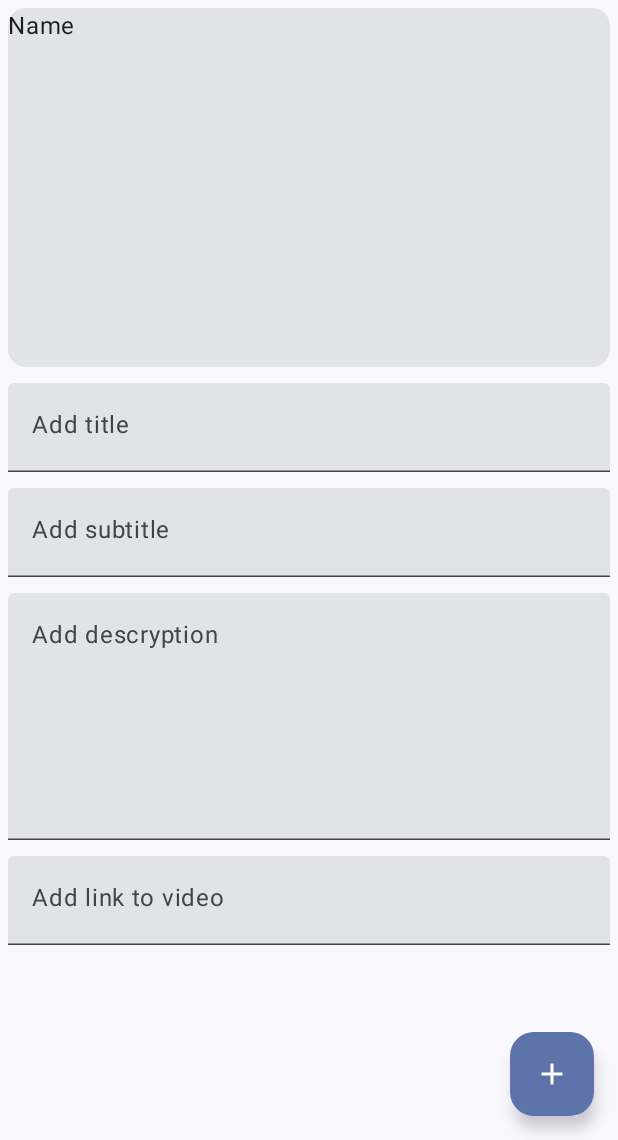
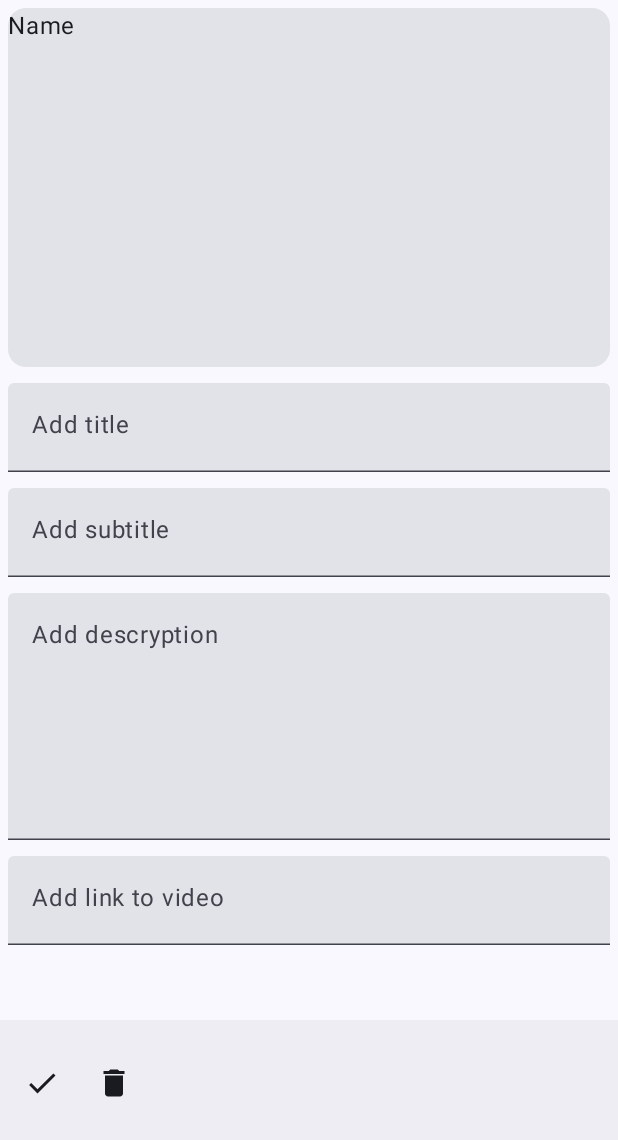
Before and after one commit to Szym123/WatchList, an Android app built with Jetpack Compose: the InputScreen screen opened through its navigation route, on a phone screen of 412 x 824 dp, the part 96-1236 px from its top. Run offline under Robolectric (Android 15) with nearby library versions, the phone set to English and light mode, and no system bars; our stand-ins replace Room's generated code, livedata-compose.

Commit message:
Aesthetic changes and attempts to add support for adding images

```diff
--- a/WatchList/app/build.gradle.kts
+++ b/WatchList/app/build.gradle.kts
@@ -79,6 +79,9 @@ dependencies {
     implementation(libs.androidx.lifecycle.viewmodelcompose)
     kapt(libs.room.compiler)
     implementation(libs.compose.runtime.livedata)
+    implementation(libs.vanniktech.android.image.cropper)
+    implementation(libs.androidx.activity.ktx)
+    implementation(libs.androidx.activity.compose)
 }
 
 kapt {
--- a/WatchList/app/src/main/AndroidManifest.xml
+++ b/WatchList/app/src/main/AndroidManifest.xml
@@ -1,6 +1,12 @@
 <?xml version="1.0" encoding="utf-8"?>
 <manifest xmlns:android="http://schemas.android.com/apk/res/android"
     xmlns:tools="http://schemas.android.com/tools">
+
+    <uses-permission android:name="android.permission.READ_MEDIA_IMAGES" />
+    <uses-permission android:name="android.permission.READ_MEDIA_VIDEO" />
+    <uses-permission android:name="android.permission.READ_MEDIA_AUDIO" />
+
+    <uses-permission android:name="android.permission.READ_EXTERNAL_STORAGE"/>
 
     <application
         android:allowBackup="true"
--- a/WatchList/app/src/main/java/com/example/watchlist/InputScreen.kt
+++ b/WatchList/app/src/main/java/com/example/watchlist/InputScreen.kt
@@ -1,9 +1,20 @@
 package com.example.watchlist
 
+import android.Manifest.permission.READ_EXTERNAL_STORAGE
+import android.Manifest.permission.READ_MEDIA_IMAGES
+import android.Manifest.permission.READ_MEDIA_VIDEO
+import android.content.ContentUris
+import android.content.Context
+import android.content.Intent
+import android.net.Uri
+import androidx.activity.compose.rememberLauncherForActivityResult
+import androidx.activity.result.contract.ActivityResultContracts
+import androidx.compose.foundation.clickable
 import androidx.compose.foundation.layout.*
 import androidx.compose.foundation.text.KeyboardOptions
 import androidx.compose.material.icons.Icons
-import androidx.compose.material.icons.filled.Add
+import androidx.compose.material.icons.filled.Check
+import androidx.compose.material.icons.filled.Delete
 import androidx.compose.material3.*
 import androidx.compose.runtime.Composable
 import androidx.compose.runtime.getValue
@@ -15,6 +26,7 @@ import androidx.compose.ui.text.input.TextFieldValue
 import androidx.compose.ui.unit.dp
 import androidx.navigation.NavHostController
 import androidx.compose.runtime.remember
+import androidx.compose.ui.platform.LocalContext
 
 @Composable
 fun InputScreen(navController: NavHostController, userViewModel: UserViewModel) {
@@ -23,6 +35,24 @@ fun InputScreen(navController: NavHostController, userViewModel: UserViewModel)
     var description by remember { mutableStateOf(TextFieldValue("")) }
     var video by remember { mutableStateOf(TextFieldValue("")) }
     var image by remember { mutableStateOf(TextFieldValue("")) }
+
+    val context = LocalContext.current
+
+    val permissionsToRequest = arrayOf(
+        READ_MEDIA_IMAGES,
+        READ_MEDIA_VIDEO
+    )
+
+    val launcher = rememberLauncherForActivityResult(
+        contract = ActivityResultContracts.OpenDocumentTree()
+    ) { uri ->
+        uri?.let {
+            context.contentResolver.takePersistableUriPermission(
+                it, Intent.FLAG_GRANT_READ_URI_PERMISSION
+            )
+            //copyFilesToInternalStorage(context, it)
+        }
+    }
 
     val newUser = User(
         name = name.text,
@@ -41,14 +71,7 @@ fun InputScreen(navController: NavHostController, userViewModel: UserViewModel)
                 navController = navController
             )
         },
-                floatingActionButton = {
-            FloatingActionButton(onClick = { userViewModel.insertUser(newUser) }) {
-                Icon(
-                    imageVector = Icons.Default.Add,
-                    contentDescription = "Add"
-                )
-            }
-        }
+        bottomBar = { BottomAppBarEx(userViewModel,newUser) }
     ) { padding ->
         Column(
             modifier = Modifier
@@ -90,8 +113,25 @@ fun CardWithPhoto() {
             .fillMaxWidth()
             .height(250.dp)
             .padding(5.dp)
+            .clickable { }
     ) {
         Text("Name")
-
     }
 }
+
+@Composable
+fun BottomAppBarEx(userViewModel: UserViewModel, newUser: User) {
+    BottomAppBar(
+        actions = {
+            IconButton(onClick = { userViewModel.insertUser(newUser) }) {
+                Icon(Icons.Filled.Check, contentDescription = "Save")
+            }
+            IconButton(onClick = { /* do something */ }) {
+                Icon(
+                    Icons.Filled.Delete,
+                    contentDescription = "Delete",
+                )
+            }
+        }
+    )
+}
--- a/WatchList/app/src/main/java/com/example/watchlist/MainScreen.kt
+++ b/WatchList/app/src/main/java/com/example/watchlist/MainScreen.kt
@@ -4,10 +4,9 @@ import androidx.compose.foundation.layout.*
 import androidx.compose.foundation.lazy.LazyColumn
 import androidx.compose.foundation.lazy.items
 import androidx.compose.foundation.lazy.rememberLazyListState
-import androidx.compose.foundation.rememberScrollState
-import androidx.compose.foundation.verticalScroll
 import androidx.compose.material.icons.Icons
 import androidx.compose.material.icons.filled.Add
+import androidx.compose.material.icons.filled.Favorite
 import androidx.compose.material.icons.filled.FavoriteBorder
 import androidx.compose.material3.*
 import androidx.compose.runtime.Composable
@@ -43,21 +42,27 @@ fun MainScreen(navController: NavHostController, userViewModel: UserViewModel) {
         }
     ) { padding ->
         Surface(
-            modifier = Modifier.fillMaxSize(),
+            modifier = Modifier
+                .fillMaxSize()
+                .padding(padding)
         ) {
             if (users.isEmpty()) {
-                // Show a message if the list is empty
-                Box(modifier = Modifier.fillMaxSize(),) {
-                    Text(text = "No users available.")
+                Card(
+                    modifier = Modifier
+                    .fillMaxWidth()
+                    .height(20.dp)
+                ){
+                    Text(
+                        text="NO"
+                    )
                 }
 
             } else {
                 LazyColumn(
                     state = listState,
                     modifier = Modifier
-                        .fillMaxSize()
-                        .padding(16.dp),
-                    verticalArrangement = Arrangement.spacedBy(8.dp) // Add spacing between items
+                        .fillMaxSize(),
+                    verticalArrangement = Arrangement.spacedBy(5.dp)
                 ) {
                     items(users) { user ->
                         CardInList(user = user)
@@ -77,17 +82,25 @@ fun CardInList(user: User) {
             .padding(5.dp)
     ) {
         Row(
-            modifier = Modifier.fillMaxSize()
+            modifier = Modifier
+            .fillMaxSize()
         ){
             Text("XD")
             Column{
                 Text(user.name)
                 Text(user.additionalInfo)
             }
-            Icon(
-                imageVector = Icons.Default.FavoriteBorder,
-                contentDescription = "Add"
-            )
+            if (user.isLike) {
+                Icon(
+                    imageVector = Icons.Default.Favorite,
+                    contentDescription = "Is Liked"
+                )
+            } else{
+                Icon(
+                    imageVector = Icons.Default.FavoriteBorder,
+                    contentDescription = "Is not Liked"
+                )
+            }
         }
     }
 }
```
Also changed, not shown: WatchList/gradle/libs.versions.toml (+8 -12 lines).
